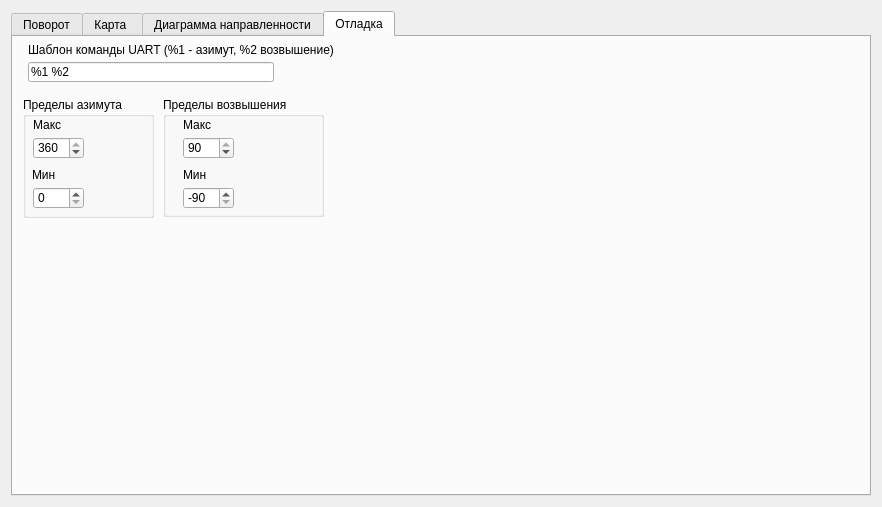
The window that cmainwnd.ui (a-goodwin/QRotary) describes before a commit, drawn with Qt 5.
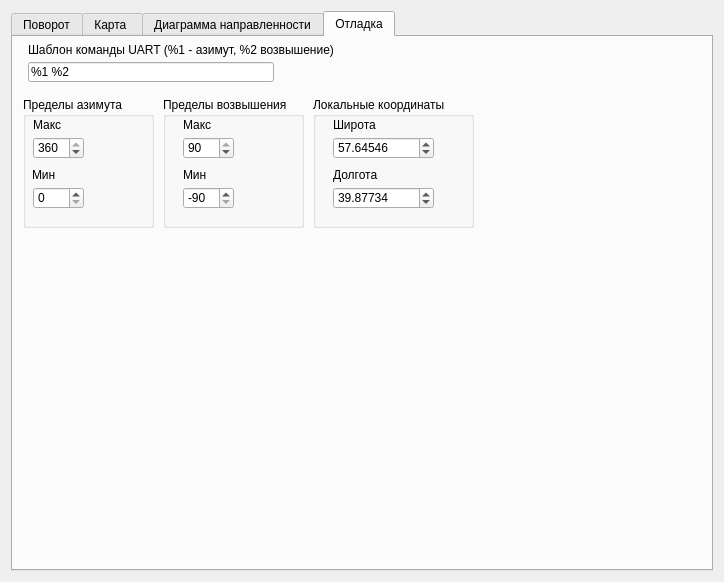
The same window after the commit. The open tabs and pages were chosen to show the change. Custom widgets are drawn as their Qt base class.

Patch:
```diff
--- a/cmainwnd.ui
+++ b/cmainwnd.ui
@@ -6,8 +6,8 @@
    <rect>
     <x>0</x>
     <y>0</y>
-    <width>882</width>
-    <height>507</height>
+    <width>724</width>
+    <height>582</height>
    </rect>
   </property>
   <property name="windowTitle">
@@ -373,7 +373,7 @@
          <x>10</x>
          <y>60</y>
          <width>131</width>
-         <height>121</height>
+         <height>131</height>
         </rect>
        </property>
        <property name="title">
@@ -443,8 +443,8 @@
         <rect>
          <x>150</x>
          <y>60</y>
-         <width>161</width>
-         <height>120</height>
+         <width>141</width>
+         <height>131</height>
         </rect>
        </property>
        <property name="title">
@@ -515,6 +515,83 @@
         </property>
        </widget>
       </widget>
+      <widget class="QGroupBox" name="groupBox_3">
+       <property name="geometry">
+        <rect>
+         <x>300</x>
+         <y>60</y>
+         <width>161</width>
+         <height>131</height>
+        </rect>
+       </property>
+       <property name="title">
+        <string>Локальные координаты</string>
+       </property>
+       <widget class="QLabel" name="label_10">
+        <property name="geometry">
+         <rect>
+          <x>20</x>
+          <y>20</y>
+          <width>71</width>
+          <height>16</height>
+         </rect>
+        </property>
+        <property name="text">
+         <string>Широта</string>
+        </property>
+       </widget>
+       <widget class="QLabel" name="labael113">
+        <property name="geometry">
+         <rect>
+          <x>20</x>
+          <y>70</y>
+          <width>61</width>
+          <height>16</height>
+         </rect>
+        </property>
+        <property name="text">
+         <string>Долгота</string>
+        </property>
+       </widget>
+       <widget class="QDoubleSpinBox" name="eLocalLat">
+        <property name="geometry">
+         <rect>
+          <x>20</x>
+          <y>40</y>
+          <width>101</width>
+          <height>22</height>
+         </rect>
+        </property>
+        <property name="decimals">
+         <number>5</number>
+        </property>
+        <property name="maximum">
+         <double>360.000000000000000</double>
+        </property>
+        <property name="value">
+         <double>57.645460000000000</double>
+        </property>
+       </widget>
+       <widget class="QDoubleSpinBox" name="eLocalLon">
+        <property name="geometry">
+         <rect>
+          <x>20</x>
+          <y>90</y>
+          <width>101</width>
+          <height>22</height>
+         </rect>
+        </property>
+        <property name="decimals">
+         <number>5</number>
+        </property>
+        <property name="maximum">
+         <double>360.000000000000000</double>
+        </property>
+        <property name="value">
+         <double>39.877339999999997</double>
+        </property>
+       </widget>
+      </widget>
      </widget>
     </widget>
    </item>
```
Left out of the diff: 57 changed lines with no effect on the pictures.
